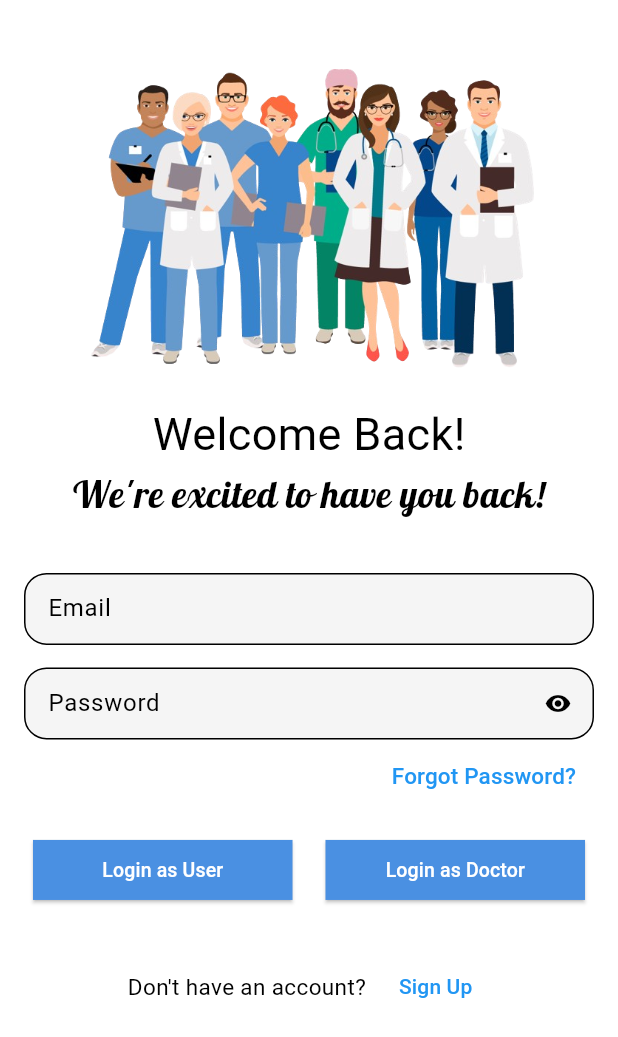
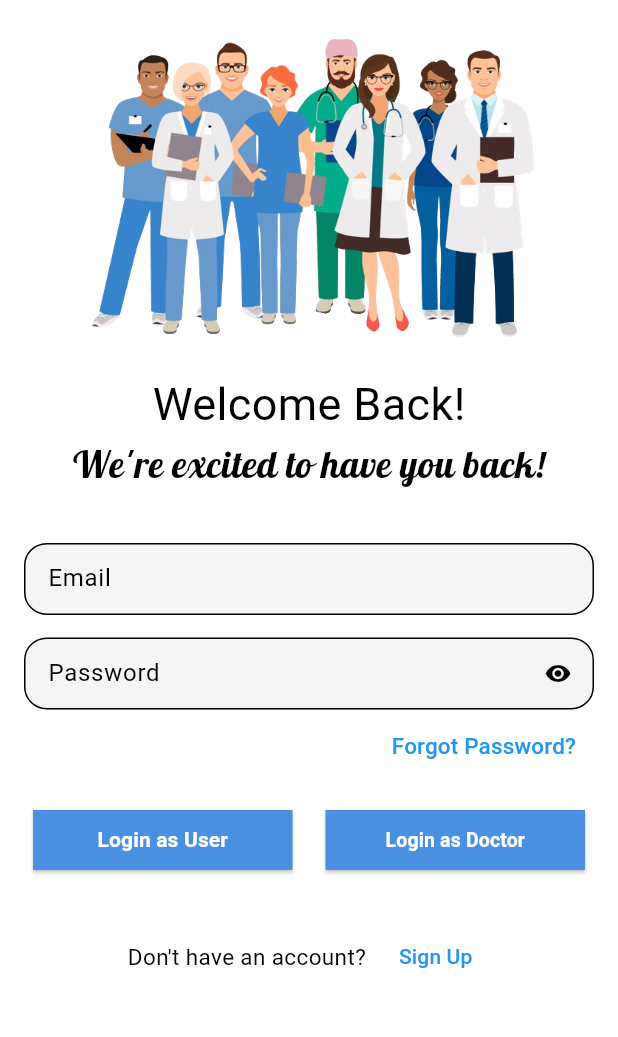
Before and after one commit to HasnainChd/docApp, a Flutter app: the screen it shows after launch, on a phone screen of 412 x 824 dp. Shown: the top 1037 px of the screen. Run offline on Flutter 3.47's test engine with Material 3 defaults, Android fonts, the phone set to English and light mode, and no system bars; our stand-ins replace cloud_firestore, curved_navigation_bar, firebase_auth, firebase_core, fluttertoast, gap and 5 more; missing offline and left inert: dart:ffi; accounts and stored records are empty; Roboto replaces fonts that are missing (Acme).

Commit message:
finishing commit

```diff
--- a/lib/consts/lists.dart
+++ b/lib/consts/lists.dart
@@ -33,10 +33,10 @@ var settingList = [
   AppStrings.aboutUs,
   AppStrings.signOut,
 
-];
+ ];
 
 var settingListIcon = [
   Icons.note,
   Icons.info_rounded,
-  Icons.logout
-];
+  Icons.logout,
+ ];
--- a/lib/consts/strings.dart
+++ b/lib/consts/strings.dart
@@ -25,7 +25,7 @@ class AppStrings{
    kidney = "Kidney",
    lungs = "Lungs",
    stomach = "Stomach",
-   dental = "Dental",
+   dental = "Dentist",
    heart= "Heart",
 
    doctor = "Doctor",
--- a/lib/res/components/custom_elevated_button.dart
+++ b/lib/res/components/custom_elevated_button.dart
@@ -1,3 +1,5 @@
+import 'dart:ffi';
+
 import 'package:flutter/material.dart';
 
 import '../../consts/colors.dart';
@@ -6,9 +8,11 @@ class CustomElevatedButton extends StatelessWidget {
   final Function()? onTap;
   final String buttonText;
   final bool isLoading;
+  final double? fontSize;
 
   const CustomElevatedButton({
     super.key,
+    this.fontSize,
     required this.buttonText,
     required this.onTap,
     this.isLoading = false,
@@ -34,7 +38,7 @@ class CustomElevatedButton extends StatelessWidget {
               : Text(
             // textAlign: TextAlign.center,
                   buttonText,
-                  style: const TextStyle(fontSize: 13,fontWeight: FontWeight.w500),
+                  style:  TextStyle(fontSize: fontSize,fontWeight: FontWeight.bold),
                 ),
         ),
       ),
--- a/lib/views/LoginView/login_view.dart
+++ b/lib/views/LoginView/login_view.dart
@@ -1,8 +1,6 @@
 import 'package:flutter/material.dart';
 import 'package:gap/gap.dart';
 import 'package:get/get.dart';
-
-
 import '../../consts/images.dart';
 import '../../consts/strings.dart';
 import '../../controllers/auth_controller.dart';
@@ -29,7 +27,7 @@ class _LoginViewState extends State<LoginView> {
     var controller = Get.put(AuthController());
     return Scaffold(
       body: Container(
-        margin: const EdgeInsets.only(top: 30),
+        margin: const EdgeInsets.only(top: 10),
         padding: const EdgeInsets.all(16.0),
         child: Column(
           children: [
@@ -108,6 +106,7 @@ class _LoginViewState extends State<LoginView> {
                               Expanded(
                                 child: CustomElevatedButton(
                                   buttonText: "Login as Doctor",
+                                  fontSize: 13,
                                   isLoading: isLoadingDoctor,
                                   onTap: () async {
                                     if (_formKey.currentState!.validate()) {
--- a/lib/views/SignupView/signup_view.dart
+++ b/lib/views/SignupView/signup_view.dart
@@ -181,6 +181,7 @@ class _SignupViewState extends State<SignupView> {
                     const Gap(40),
                     CustomElevatedButton(
                       buttonText: "Sign Up",
+                      fontSize: 20,
                       onTap: () async {
                         if (_formKey.currentState!.validate()) {
                           await controller.signupUser(isDoctor);
--- a/lib/views/category_detail_view/category_details_view.dart
+++ b/lib/views/category_detail_view/category_details_view.dart
@@ -42,7 +42,7 @@ class CategoryDetailsView extends StatelessWidget {
                             crossAxisCount: 2,
                             mainAxisExtent: 170,
                             crossAxisSpacing: 8,
-                            mainAxisSpacing: 8),
+                            mainAxisSpacing: 8,),
                     itemCount: data?.length ?? 0,
                     itemBuilder: (context, index) {
                       //background container
```
Also changed, not shown: lib/views/appointment_details/appointment_details.dart (+9 -2 lines), lib/views/setting/setting_view.dart (+35 -10 lines).
